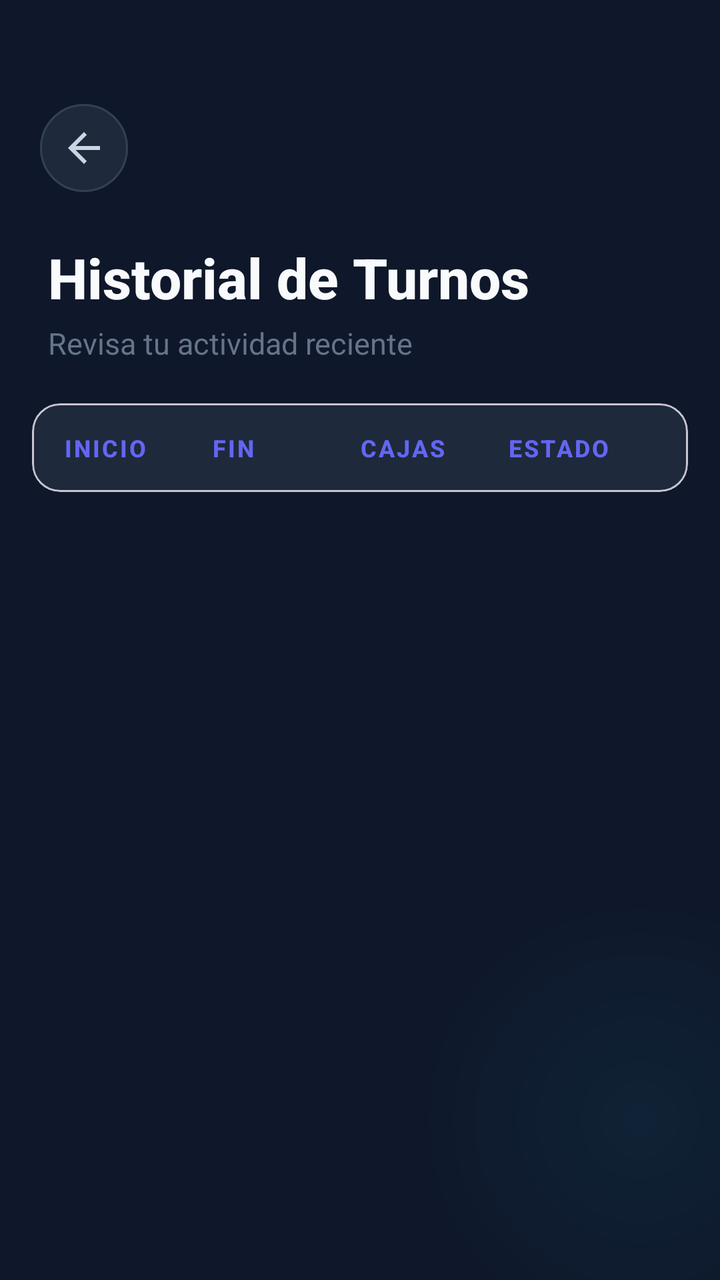
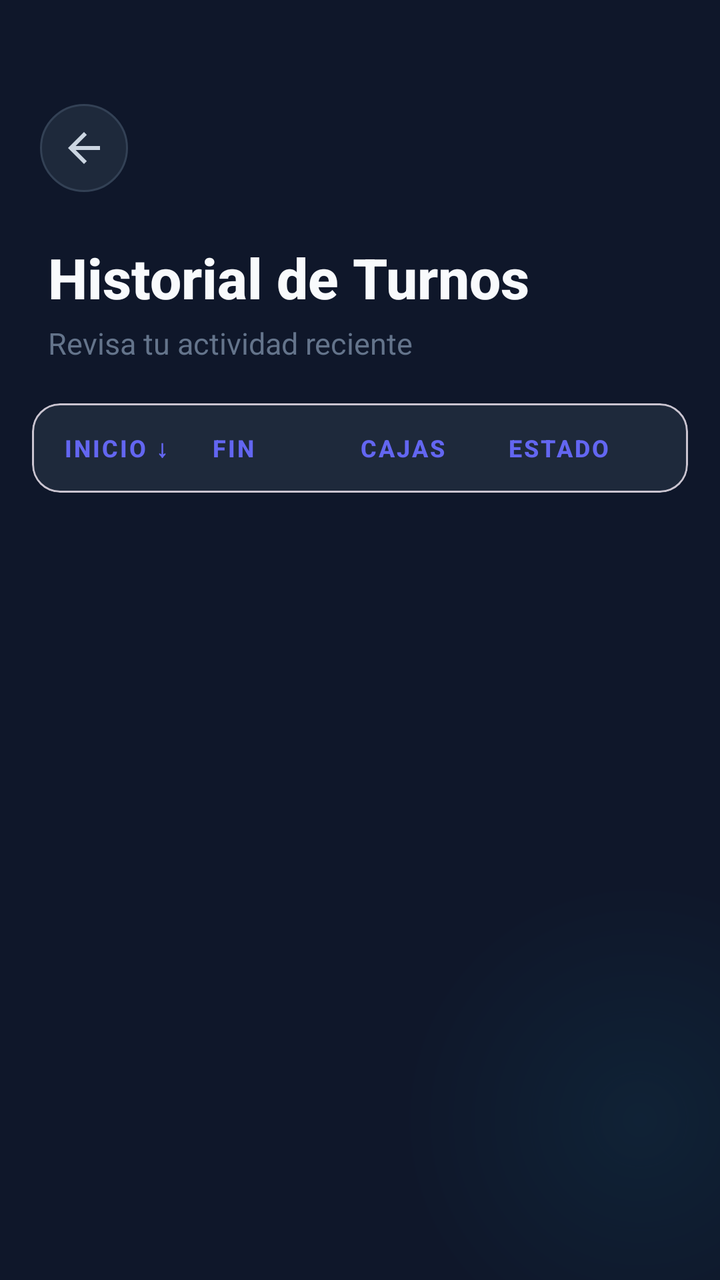

The first picture is an Android layout as it rendered before a commit; the second is the same layout after the commit. The layout source and the unified diff follow.
<!-- AndroidManifest.xml: application theme Theme.BoxCounter -->
<!-- res/layout/activity_history.xml -->
<?xml version="1.0" encoding="utf-8"?>
<androidx.constraintlayout.widget.ConstraintLayout
    xmlns:android="http://schemas.android.com/apk/res/android"
    xmlns:app="http://schemas.android.com/apk/res-auto"
    android:id="@+id/main"
    android:layout_width="match_parent"
    android:layout_height="match_parent"
    android:background="#0F172A">

    
    <View
        android:layout_width="280dp"
        android:layout_height="280dp"
        android:background="@drawable/bg_gradient_circle_accent"
        android:alpha="0.06"
        app:layout_constraintBottom_toBottomOf="parent"
        app:layout_constraintEnd_toEndOf="parent"
        android:translationX="100dp"
        android:translationY="60dp"/>

    
    <LinearLayout
        android:id="@+id/topBar"
        android:layout_width="0dp"
        android:layout_height="wrap_content"
        android:orientation="horizontal"
        android:gravity="center_vertical"
        android:paddingHorizontal="20dp"
        android:paddingTop="52dp"
        android:paddingBottom="8dp"
        app:layout_constraintTop_toTopOf="parent"
        app:layout_constraintStart_toStartOf="parent"
        app:layout_constraintEnd_toEndOf="parent">

        <ImageButton
            android:id="@+id/btnBack"
            android:layout_width="44dp"
            android:layout_height="44dp"
            android:background="@drawable/bg_circle_subtle"
            android:src="@drawable/ic_arrow_back"
            android:contentDescription="Volver"
            app:tint="#CBD5E1"
            android:scaleType="centerInside"
            android:padding="10dp"/>

        <Space
            android:layout_width="0dp"
            android:layout_height="0dp"
            android:layout_weight="1"/>
    </LinearLayout>

    
    <LinearLayout
        android:id="@+id/headerSection"
        android:layout_width="0dp"
        android:layout_height="wrap_content"
        android:orientation="vertical"
        android:paddingHorizontal="24dp"
        android:paddingTop="16dp"
        android:paddingBottom="20dp"
        app:layout_constraintTop_toBottomOf="@id/topBar"
        app:layout_constraintStart_toStartOf="parent"
        app:layout_constraintEnd_toEndOf="parent">

        <TextView
            android:id="@+id/tvTitle"
            android:layout_width="wrap_content"
            android:layout_height="wrap_content"
            android:text="Historial de Turnos"
            android:textSize="28sp"
            android:textStyle="bold"
            android:textColor="#F8FAFC"
            android:fontFamily="sans-serif-medium"/>

        <TextView
            android:layout_width="wrap_content"
            android:layout_height="wrap_content"
            android:text="Revisa tu actividad reciente"
            android:textSize="15sp"
            android:textColor="#64748B"
            android:layout_marginTop="4dp"/>
    </LinearLayout>

    
    <com.google.android.material.card.MaterialCardView
        android:id="@+id/tableHeader"
        android:layout_width="0dp"
        android:layout_height="wrap_content"
        android:layout_marginHorizontal="16dp"
        app:cardCornerRadius="14dp"
        app:cardElevation="0dp"
        app:cardBackgroundColor="#1E293B"
        app:layout_constraintTop_toBottomOf="@id/headerSection"
        app:layout_constraintStart_toStartOf="parent"
        app:layout_constraintEnd_toEndOf="parent">

        <LinearLayout
            android:layout_width="match_parent"
            android:layout_height="wrap_content"
            android:orientation="horizontal"
            android:paddingHorizontal="16dp"
            android:paddingVertical="14dp">

            <TextView
                android:layout_weight="1"
                android:layout_width="0dp"
                android:layout_height="wrap_content"
                android:text="Inicio"
                android:textSize="12sp"
                android:textStyle="bold"
                android:textColor="#6366F1"
                android:textAllCaps="true"
                android:letterSpacing="0.08"
                android:fontFamily="sans-serif-medium"/>

            <TextView
                android:layout_weight="1"
                android:layout_width="0dp"
                android:layout_height="wrap_content"
                android:text="Fin"
                android:textSize="12sp"
                android:textStyle="bold"
                android:textColor="#6366F1"
                android:textAllCaps="true"
                android:letterSpacing="0.08"
                android:fontFamily="sans-serif-medium"/>

            <TextView
                android:layout_weight="1"
                android:layout_width="0dp"
                android:layout_height="wrap_content"
                android:text="Cajas"
                android:textSize="12sp"
                android:textStyle="bold"
                android:textColor="#6366F1"
                android:textAllCaps="true"
                android:letterSpacing="0.08"
                android:fontFamily="sans-serif-medium"/>

            <TextView
                android:layout_weight="1"
                android:layout_width="0dp"
                android:layout_height="wrap_content"
                android:text="Estado"
                android:textSize="12sp"
                android:textStyle="bold"
                android:textColor="#6366F1"
                android:textAllCaps="true"
                android:letterSpacing="0.08"
                android:fontFamily="sans-serif-medium"/>
        </LinearLayout>
    </com.google.android.material.card.MaterialCardView>

    
    <androidx.recyclerview.widget.RecyclerView
        android:id="@+id/rvHistory"
        android:layout_width="0dp"
        android:layout_height="0dp"
        android:layout_marginHorizontal="16dp"
        android:layout_marginTop="8dp"
        android:paddingBottom="24dp"
        android:clipToPadding="false"
        app:layout_constraintTop_toBottomOf="@id/tableHeader"
        app:layout_constraintBottom_toBottomOf="parent"
        app:layout_constraintStart_toStartOf="parent"
        app:layout_constraintEnd_toEndOf="parent"/>

</androidx.constraintlayout.widget.ConstraintLayout>
<!-- resources referenced by this layout -->
<resources>
  <!-- drawable bg_circle_subtle (drawable) -->
  <?xml version="1.0" encoding="utf-8"?>
  <shape xmlns:android="http://schemas.android.com/apk/res/android"
      android:shape="oval">
      <solid android:color="#1E293B"/>
      <stroke
          android:width="1dp"
          android:color="#334155"/>
  </shape>
  <!-- drawable bg_gradient_circle_accent (drawable) -->
  <?xml version="1.0" encoding="utf-8"?>
  <shape xmlns:android="http://schemas.android.com/apk/res/android"
      android:shape="oval">
      <gradient
          android:type="radial"
          android:gradientRadius="125dp"
          android:startColor="#22D3EE"
          android:endColor="#00000000"/>
  </shape>
  <!-- drawable ic_arrow_back (drawable) -->
  <vector xmlns:android="http://schemas.android.com/apk/res/android"
      android:width="24dp"
      android:height="24dp"
      android:viewportWidth="24"
      android:viewportHeight="24"
      android:tint="#FFFFFF">
      <path
          android:fillColor="@android:color/white"
          android:pathData="M20,11H7.83l5.59,-5.59L12,4l-8,8 8,8 1.41,-1.41L7.83,13H20v-2z"/>
  </vector>
  <style name="Theme.BoxCounter" parent="Theme.Material3.DayNight.NoActionBar">
  
          <item name="colorPrimary">@color/md_primary</item>
          <item name="colorOnPrimary">@color/md_onPrimary</item>
  
          <item name="colorSecondary">@color/md_secondary</item>
          <item name="colorOnSecondary">@color/md_onSecondary</item>
  
          <item name="android:colorBackground">@color/md_background</item>
          <item name="colorSurface">@color/md_surface</item>
  
      </style>
  <color name="md_primary">#1E3A8A</color>
  <color name="md_onPrimary">#FFFFFF</color>
  <color name="md_secondary">#F59E0B</color>
  <color name="md_onSecondary">#000000</color>
  <color name="md_background">#F3F4F6</color>
  <color name="md_surface">#FFFFFF</color>
</resources>

<!-- the commit's change to res/layout/activity_history.xml (unified diff, before → after) -->
@@ -102,15 +102,19 @@
             android:paddingVertical="14dp">
 
             <TextView
+                android:id="@+id/tvHeaderStart"
                 android:layout_weight="1"
                 android:layout_width="0dp"
                 android:layout_height="wrap_content"
-                android:text="Inicio"
+                android:text="Inicio ↓"
                 android:textSize="12sp"
                 android:textStyle="bold"
                 android:textColor="#6366F1"
                 android:textAllCaps="true"
                 android:letterSpacing="0.08"
+                android:clickable="true"
+                android:focusable="true"
+                android:foreground="?attr/selectableItemBackground"
                 android:fontFamily="sans-serif-medium"/>
 
             <TextView
@@ -126,6 +130,7 @@
                 android:fontFamily="sans-serif-medium"/>
 
             <TextView
+                android:id="@+id/tvHeaderQuantity"
                 android:layout_weight="1"
                 android:layout_width="0dp"
                 android:layout_height="wrap_content"
@@ -135,6 +140,9 @@
                 android:textColor="#6366F1"
                 android:textAllCaps="true"
                 android:letterSpacing="0.08"
+                android:clickable="true"
+                android:focusable="true"
+                android:foreground="?attr/selectableItemBackground"
                 android:fontFamily="sans-serif-medium"/>
 
             <TextView
